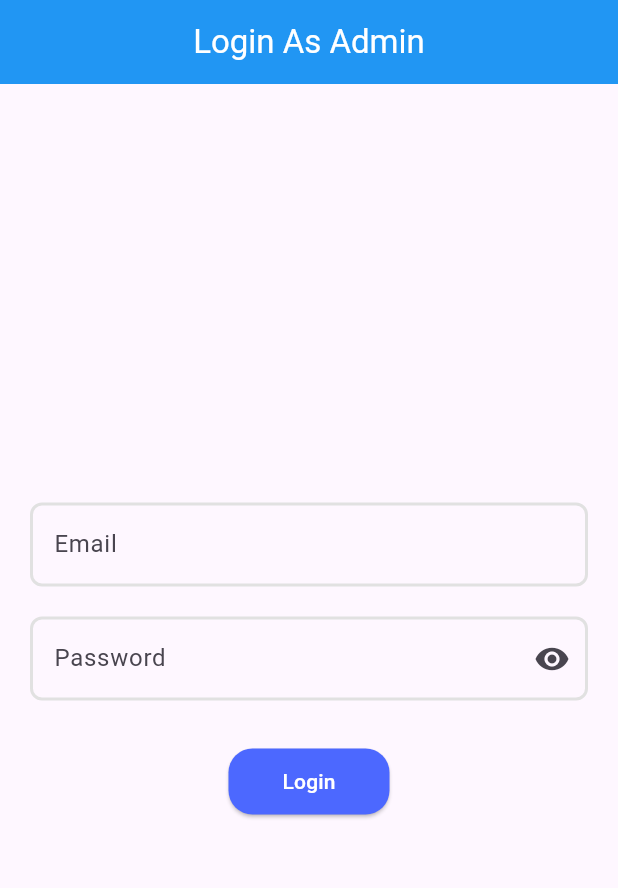
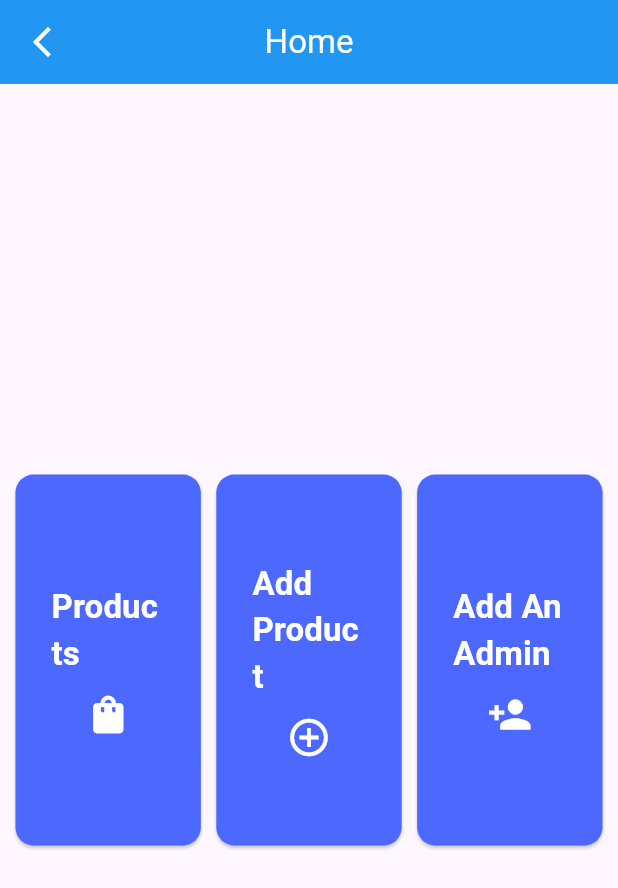
Before and after one commit to HEMASAMIR/Market_admin, a Flutter app: the screen it shows after launch, after a tap on "Login", on a phone screen of 412 x 824 dp. Shown: the top 888 px of the screen. Run offline on Flutter 3.47's test engine with Material 3 defaults, Android fonts, the phone set to English and light mode, and no system bars; our stand-ins replace cached_network_image, flutter_bloc; network calls fail.

Commit message:
craeted login ui successfully

```diff
--- /dev/null
+++ b/lib/core/components/custom_elevated_button.dart
@@ -0,0 +1,34 @@
+import 'package:flutter/material.dart';
+import 'package:our_market_admin/core/app_colors.dart';
+
+class CustomElevatedButton extends StatelessWidget {
+  const CustomElevatedButton({
+    super.key,
+    this.width,
+    this.height,
+    required this.child,
+    required this.onPressed,
+  });
+  final double? width;
+  final double? height;
+  final Widget child;
+  final VoidCallback? onPressed;
+  @override
+  Widget build(BuildContext context) {
+    return SizedBox(
+      width: width,
+      height: height,
+      child: ElevatedButton(
+        style: ElevatedButton.styleFrom(
+          shape: RoundedRectangleBorder(
+            borderRadius: BorderRadius.circular(12),
+          ),
+          backgroundColor: AppColors.kPrimaryColor,
+          foregroundColor: AppColors.kWhiteColor,
+        ),
+        onPressed: onPressed,
+        child: child,
+      ),
+    );
+  }
+}
--- a/lib/core/functions/build_appbar.dart
+++ b/lib/core/functions/build_appbar.dart
@@ -5,6 +5,7 @@ AppBar buildCustomAppBar(
   String title, {
   String? returnValue,
   bool isCallBack = true,
+  required bool isBackButton,
 }) {
   return AppBar(
     centerTitle: true,
--- a/lib/feature/login.dart
+++ b/lib/feature/auth/login.dart
@@ -1,7 +1,11 @@
+import 'dart:developer';
+
 import 'package:flutter/material.dart';
 import 'package:our_market_admin/core/functions/build_appbar.dart';
-import 'package:our_market_admin/feature/widget/widgets/custom_elevated_btn.dart';
-import 'package:our_market_admin/feature/widget/widgets/custom_text_field.dart';
+import 'package:our_market_admin/core/functions/navigate_to.dart';
+import 'package:our_market_admin/feature/auth/widget/widgets/custom_elevated_btn.dart';
+import 'package:our_market_admin/feature/auth/widget/widgets/custom_text_field.dart';
+import 'package:our_market_admin/feature/home/views/home.dart';
 
 class LoginView extends StatefulWidget {
   // final UserDataModel user
@@ -20,7 +24,7 @@ class _LoginViewState extends State<LoginView> {
   @override
   Widget build(BuildContext context) {
     return Scaffold(
-      appBar: buildCustomAppBar(context, 'Login As Admin', isCallBack: false),
+      appBar: buildCustomAppBar(context, 'Login As Admin', isBackButton: false),
       body: SingleChildScrollView(
         child: SizedBox(
           height: MediaQuery.of(context).size.height - kToolbarHeight,
@@ -57,7 +61,13 @@ class _LoginViewState extends State<LoginView> {
                       ),
                     ),
                     SizedBox(height: 30),
-                    CustomEBtn(text: 'Login', onTap: () {}),
+                    CustomEBtn(
+                      text: 'Login',
+                      onTap: () {
+                        log('Login');
+                        navigateTo(context, HomeView());
+                      },
+                    ),
                   ],
                 ),
               ),
--- a/lib/feature/widget/widgets/custom_row_with_arrow.dart
+++ b/lib/feature/auth/widget/widgets/custom_row_with_arrow.dart
@@ -1,5 +1,5 @@
 import 'package:flutter/material.dart';
-import 'package:our_market_admin/feature/widget/widgets/custom_arrow_btn.dart';
+import 'package:our_market_admin/feature/auth/widget/widgets/custom_arrow_btn.dart';
 
 class CustomRowWithArrowBtn extends StatelessWidget {
   const CustomRowWithArrowBtn({super.key, required this.text, this.onTap});
--- /dev/null
+++ b/lib/feature/home/views/home.dart
@@ -0,0 +1,71 @@
+import 'package:flutter/material.dart';
+import 'package:our_market_admin/core/components/custom_elevated_button.dart';
+import 'package:our_market_admin/core/functions/build_appbar.dart';
+import 'package:our_market_admin/core/functions/navigate_to.dart';
+import 'package:our_market_admin/feature/home/product/views/product.dart';
+
+class HomeView extends StatelessWidget {
+  const HomeView({super.key});
+
+  @override
+  Widget build(BuildContext context) {
+    return Scaffold(
+      appBar: buildCustomAppBar(context, "Home", isBackButton: false),
+      body: Center(
+        child: Row(
+          mainAxisAlignment: MainAxisAlignment.spaceEvenly,
+          children: [
+            CustomElevatedButton(
+              width: MediaQuery.of(context).size.width * 0.3,
+              height: MediaQuery.of(context).size.height * 0.3,
+              child: const Column(
+                mainAxisAlignment: MainAxisAlignment.center,
+                children: [
+                  Text(
+                    "Products",
+                    style: TextStyle(fontSize: 22, fontWeight: FontWeight.bold),
+                  ),
+                  SizedBox(height: 10),
+                  Icon(Icons.shopping_bag, size: 30),
+                ],
+              ),
+              onPressed: () => navigateTo(context, const ProductViewAdmin()),
+            ),
+            CustomElevatedButton(
+              width: MediaQuery.of(context).size.width * 0.3,
+              height: MediaQuery.of(context).size.height * 0.3,
+              child: const Column(
+                mainAxisAlignment: MainAxisAlignment.center,
+                children: [
+                  Text(
+                    "Add Product",
+                    style: TextStyle(fontSize: 22, fontWeight: FontWeight.bold),
+                  ),
+                  SizedBox(height: 10),
+                  Icon(Icons.add_circle_outline, size: 30),
+                ],
+              ),
+              onPressed: () {},
+            ),
+            CustomElevatedButton(
+              width: MediaQuery.of(context).size.width * 0.3,
+              height: MediaQuery.of(context).size.height * 0.3,
+              child: const Column(
+                mainAxisAlignment: MainAxisAlignment.center,
+                children: [
+                  Text(
+                    "Add An Admin",
+                    style: TextStyle(fontSize: 22, fontWeight: FontWeight.bold),
+                  ),
+                  SizedBox(height: 10),
+                  Icon(Icons.person_add, size: 30),
+                ],
+              ),
+              onPressed: () {},
+            ),
+          ],
+        ),
+      ),
+    );
+  }
+}
--- a/lib/main.dart
+++ b/lib/main.dart
@@ -1,5 +1,5 @@
 import 'package:flutter/material.dart';
-import 'package:our_market_admin/feature/login.dart';
+import 'package:our_market_admin/feature/auth/login.dart';
 
 void main() {
   runApp(const OurMarketAdmin());
```
Also changed, not shown: lib/core/components/cache_image.dart (+10 -3 lines), lib/feature/home/product/views/product.dart (added, +19 -0 lines), lib/feature/home/product/views/widget/custom_product_card.dart (added, +70 -0 lines), lib/feature/auth/widget/widgets/custom_arrow_btn.dart (renamed from lib/feature/widget/widgets/custom_arrow_btn.dart), lib/feature/auth/widget/widgets/custom_elevated_btn.dart (renamed from lib/feature/widget/widgets/custom_elevated_btn.dart), lib/feature/auth/widget/widgets/custom_text_btn.dart (renamed from lib/feature/widget/widgets/custom_text_btn.dart), lib/feature/auth/widget/widgets/custom_text_field.dart (renamed from lib/feature/widget/widgets/custom_text_field.dart), 1 other file.
